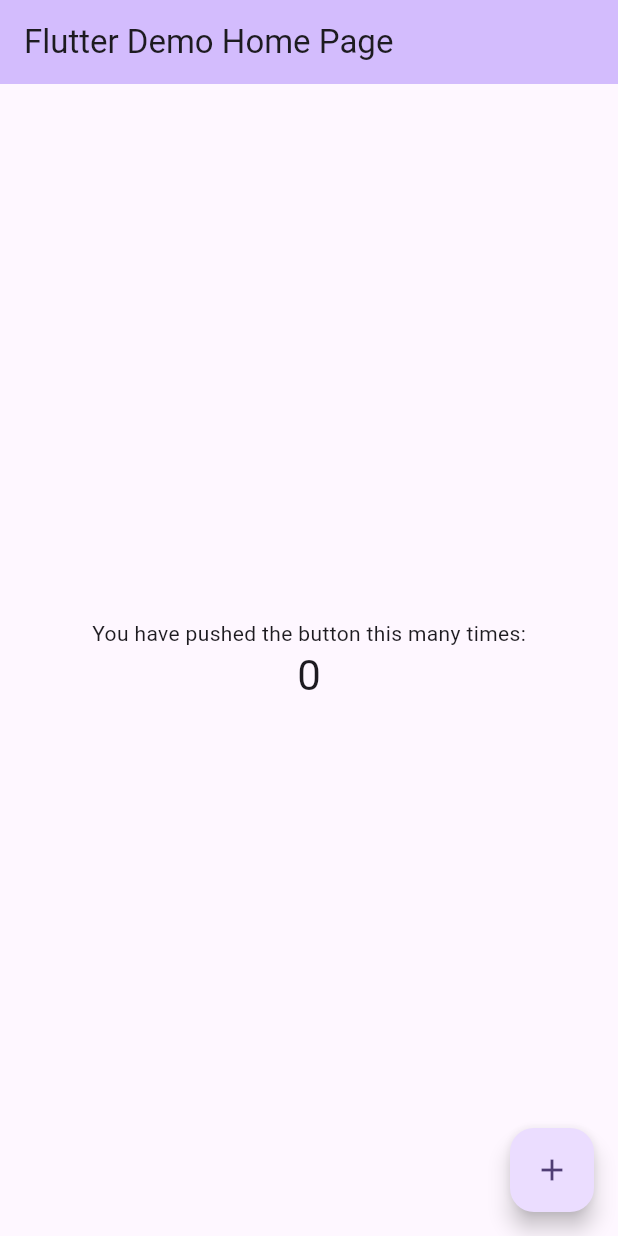
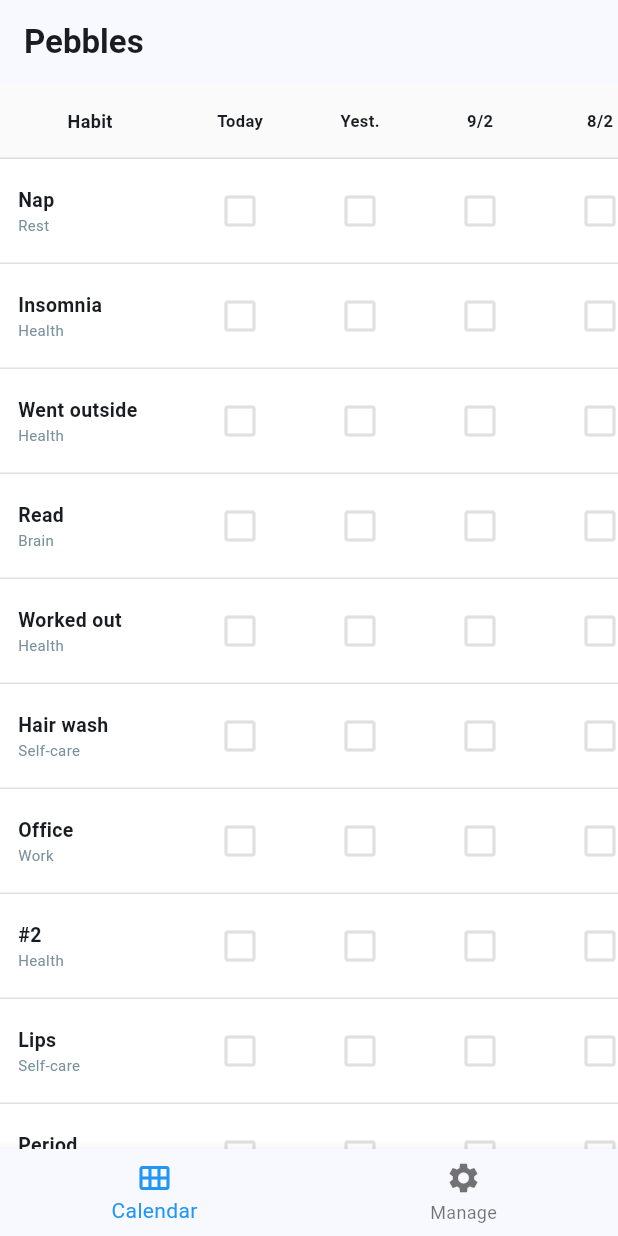
Before and after one commit to sarg3319/pebbles-habit-tracker, a Flutter app: the screen it shows after launch, on a phone screen of 412 x 824 dp. Run offline on Flutter 3.47's test engine with Material 3 defaults, Android fonts, the phone set to English and light mode, and no system bars.

Commit message:
Committed inital layout of the app, including the main screen with a list of habits and a floating action button to add new habits. The list is currently populated with dummy data for testing purposes. The app structure is set up to allow for future expansion, such as adding functionality to create, edit, and delete habits, as well as tracking habit completion. The main screen uses a ReorderableListView to allow users to rearrange their habits, and each habit is displayed as a ListTile with an icon, title, subtitle, and a trailing icon button for potential future actions. The floating action button is currently non-functional but is positioned for easy access to add new habits in the future.

```diff
--- a/lib/main.dart
+++ b/lib/main.dart
@@ -1,122 +1,296 @@
 import 'package:flutter/material.dart';
 
-void main() {
-  runApp(const MyApp());
-}
+void main() => runApp(const PebblesApp());
 
-class MyApp extends StatelessWidget {
-  const MyApp({super.key});
+class PebblesApp extends StatelessWidget {
+  const PebblesApp({super.key});
 
-  // This widget is the root of your application.
   @override
   Widget build(BuildContext context) {
     return MaterialApp(
-      title: 'Flutter Demo',
+      debugShowCheckedModeBanner: false,
       theme: ThemeData(
-        // This is the theme of your application.
-        //
-        // TRY THIS: Try running your application with "flutter run". You'll see
-        // the application has a purple toolbar. Then, without quitting the app,
-        // try changing the seedColor in the colorScheme below to Colors.green
-        // and then invoke "hot reload" (save your changes or press the "hot
-        // reload" button in a Flutter-supported IDE, or press "r" if you used
-        // the command line to start the app).
-        //
-        // Notice that the counter didn't reset back to zero; the application
-        // state is not lost during the reload. To reset the state, use hot
-        // restart instead.
-        //
-        // This works for code too, not just values: Most code changes can be
-        // tested with just a hot reload.
-        colorScheme: ColorScheme.fromSeed(seedColor: Colors.deepPurple),
+        useMaterial3: true,
+        colorSchemeSeed: Colors.blue,
+        scaffoldBackgroundColor: Colors.white,
       ),
-      home: const MyHomePage(title: 'Flutter Demo Home Page'),
+      home: const MainNavigationScreen(),
     );
   }
 }
 
-class MyHomePage extends StatefulWidget {
-  const MyHomePage({super.key, required this.title});
+class Habit {
+  String name;
+  String category;
+  List<bool> completionHistory;
+  Habit({required this.name, required this.category, required this.completionHistory});
+}
 
-  // This widget is the home page of your application. It is stateful, meaning
-  // that it has a State object (defined below) that contains fields that affect
-  // how it looks.
-
-  // This class is the configuration for the state. It holds the values (in this
-  // case the title) provided by the parent (in this case the App widget) and
-  // used by the build method of the State. Fields in a Widget subclass are
-  // always marked "final".
-
-  final String title;
+class MainNavigationScreen extends StatefulWidget {
+  const MainNavigationScreen({super.key});
 
   @override
-  State<MyHomePage> createState() => _MyHomePageState();
+  State<MainNavigationScreen> createState() => _MainNavigationScreenState();
 }
 
-class _MyHomePageState extends State<MyHomePage> {
-  int _counter = 0;
+class _MainNavigationScreenState extends State<MainNavigationScreen> {
+  int _selectedIndex = 0;
 
-  void _incrementCounter() {
+  late final List<Habit> globalHabits;
+
+  @override
+  void initState() {
+    super.initState();
+    globalHabits = [
+      {"name": "Nap", "cat": "Rest"},
+      {"name": "Insomnia", "cat": "Health"},
+      {"name": "Went outside", "cat": "Health"},
+      {"name": "Read", "cat": "Brain"},
+      {"name": "Worked out", "cat": "Health"},
+      {"name": "Hair wash", "cat": "Self-care"},
+      {"name": "Office", "cat": "Work"},
+      {"name": "#2", "cat": "Health"},
+      {"name": "Lips", "cat": "Self-care"},
+      {"name": "Period", "cat": "Health"},
+      {"name": "SD", "cat": "Other"},
+      {"name": "Placebo", "cat": "Health"},
+    ].map((h) => Habit(
+      name: h["name"]!,
+      category: h["cat"]!,
+      completionHistory: List.filled(14, false)
+    )).toList();
+  }
+
+  void _addHabit(String name, String category) {
     setState(() {
-      // This call to setState tells the Flutter framework that something has
-      // changed in this State, which causes it to rerun the build method below
-      // so that the display can reflect the updated values. If we changed
-      // _counter without calling setState(), then the build method would not be
-      // called again, and so nothing would appear to happen.
-      _counter++;
+      globalHabits.add(Habit(name: name, category: category, completionHistory: List.filled(14, false)));
+    });
+  }
+
+  void _removeHabit(int index) {
+    setState(() {
+      globalHabits.removeAt(index);
+    });
+  }
+
+  // NEW: Logic to handle the drag-and-drop
+  void _reorderHabits(int oldIndex, int newIndex) {
+    setState(() {
+      if (newIndex > oldIndex) newIndex -= 1;
+      final Habit item = globalHabits.removeAt(oldIndex);
+      globalHabits.insert(newIndex, item);
     });
   }
 
   @override
   Widget build(BuildContext context) {
-    // This method is rerun every time setState is called, for instance as done
-    // by the _incrementCounter method above.
-    //
-    // The Flutter framework has been optimized to make rerunning build methods
-    // fast, so that you can just rebuild anything that needs updating rather
-    // than having to individually change instances of widgets.
     return Scaffold(
-      appBar: AppBar(
-        // TRY THIS: Try changing the color here to a specific color (to
-        // Colors.amber, perhaps?) and trigger a hot reload to see the AppBar
-        // change color while the other colors stay the same.
-        backgroundColor: Theme.of(context).colorScheme.inversePrimary,
-        // Here we take the value from the MyHomePage object that was created by
-        // the App.build method, and use it to set our appbar title.
-        title: Text(widget.title),
+      body: IndexedStack(
+        index: _selectedIndex,
+        children: [
+          HabitCalendarScreen(habits: globalHabits),
+          EditHabitsScreen(
+            habits: globalHabits,
+            onAdd: _addHabit,
+            onDelete: _removeHabit,
+            onReorder: _reorderHabits, // Pass the new function
+          ),
+        ],
       ),
-      body: Center(
-        // Center is a layout widget. It takes a single child and positions it
-        // in the middle of the parent.
+      bottomNavigationBar: BottomNavigationBar(
+        currentIndex: _selectedIndex,
+        onTap: (index) => setState(() => _selectedIndex = index),
+        selectedItemColor: Colors.blue,
+        items: const [
+          BottomNavigationBarItem(icon: Icon(Icons.calendar_view_month), label: 'Calendar'),
+          BottomNavigationBarItem(icon: Icon(Icons.settings), label: 'Manage'),
+        ],
+      ),
+    );
+  }
+}
+
+// --- CALENDAR SCREEN (Stays the same as before) ---
+class HabitCalendarScreen extends StatefulWidget {
+  final List<Habit> habits;
+  const HabitCalendarScreen({super.key, required this.habits});
+  @override
+  State<HabitCalendarScreen> createState() => _HabitCalendarScreenState();
+}
+
+class _HabitCalendarScreenState extends State<HabitCalendarScreen> {
+  final int daysToDisplay = 14;
+  final ScrollController _headerScroll = ScrollController();
+  final List<ScrollController> _rowScrolls = [];
+
+  void _syncControllers() {
+    _rowScrolls.clear();
+    for (var i = 0; i < widget.habits.length; i++) {
+      _rowScrolls.add(ScrollController());
+    }
+  }
+
+  @override
+  void initState() {
+    super.initState();
+    _syncControllers();
+    _headerScroll.addListener(() {
+      for (var c in _rowScrolls) {
+        if (c.hasClients) c.jumpTo(_headerScroll.offset);
+      }
+    });
+  }
+
+  @override
+  Widget build(BuildContext context) {
+    if (_rowScrolls.length != widget.habits.length) _syncControllers();
+
+    return Scaffold(
+      appBar: AppBar(title: const Text("Pebbles", style: TextStyle(fontWeight: FontWeight.bold))),
+      body: SafeArea(
         child: Column(
-          // Column is also a layout widget. It takes a list of children and
-          // arranges them vertically. By default, it sizes itself to fit its
-          // children horizontally, and tries to be as tall as its parent.
-          //
-          // Column has various properties to control how it sizes itself and
-          // how it positions its children. Here we use mainAxisAlignment to
-          // center the children vertically; the main axis here is the vertical
-          // axis because Columns are vertical (the cross axis would be
-          // horizontal).
-          //
-          // TRY THIS: Invoke "debug painting" (choose the "Toggle Debug Paint"
-          // action in the IDE, or press "p" in the console), to see the
-          // wireframe for each widget.
-          mainAxisAlignment: MainAxisAlignment.center,
-          children: <Widget>[
-            const Text('You have pushed the button this many times:'),
-            Text(
-              '$_counter',
-              style: Theme.of(context).textTheme.headlineMedium,
+          children: [
+            Container(
+              height: 50,
+              decoration: BoxDecoration(color: Colors.grey[50], border: const Border(bottom: BorderSide(color: Colors.black12))),
+              child: Row(
+                children: [
+                  const SizedBox(width: 120, child: Center(child: Text("Habit", style: TextStyle(fontWeight: FontWeight.bold, fontSize: 12)))),
+                  Expanded(
+                    child: SingleChildScrollView(
+                      controller: _headerScroll,
+                      scrollDirection: Axis.horizontal,
+                      child: Row(
+                        children: List.generate(daysToDisplay, (i) {
+                          DateTime date = DateTime.now().subtract(Duration(days: i));
+                          String label = i == 0 ? "Today" : (i == 1 ? "Yest." : "${date.day}/${date.month}");
+                          return Container(width: 80, alignment: Alignment.center, child: Text(label, style: const TextStyle(fontWeight: FontWeight.bold, fontSize: 11)));
+                        }),
+                      ),
+                    ),
+                  ),
+                ],
+              ),
+            ),
+            Expanded(
+              child: ListView.builder(
+                itemCount: widget.habits.length,
+                itemBuilder: (context, index) {
+                  final h = widget.habits[index];
+                  return Container(
+                    height: 70,
+                    decoration: const BoxDecoration(border: Border(bottom: BorderSide(color: Colors.black12))),
+                    child: Row(
+                      children: [
+                        Container(
+                          width: 120, padding: const EdgeInsets.only(left: 12),
+                          child: Column(mainAxisAlignment: MainAxisAlignment.center, crossAxisAlignment: CrossAxisAlignment.start,
+                            children: [Text(h.name, style: const TextStyle(fontWeight: FontWeight.bold, fontSize: 13), overflow: TextOverflow.ellipsis), Text(h.category, style: TextStyle(fontSize: 10, color: Colors.blueGrey[400]))])
+                        ),
+                        Expanded(
+                          child: SingleChildScrollView(
+                            controller: _rowScrolls[index],
+                            scrollDirection: Axis.horizontal,
+                            physics: const NeverScrollableScrollPhysics(),
+                            child: Row(
+                              children: List.generate(daysToDisplay, (dIndex) =>
+                                GestureDetector(
+                                  onTap: () => setState(() => h.completionHistory[dIndex] = !h.completionHistory[dIndex]),
+                                  child: Container(width: 80, child: Icon(h.completionHistory[dIndex] ? Icons.check_box : Icons.check_box_outline_blank, color: h.completionHistory[dIndex] ? Colors.blue : Colors.black12, size: 28)))),
+                            ),
+                          ),
+                        ),
+                      ],
+                    ),
+                  );
+                },
+              ),
             ),
           ],
         ),
       ),
-      floatingActionButton: FloatingActionButton(
-        onPressed: _incrementCounter,
-        tooltip: 'Increment',
-        child: const Icon(Icons.add),
-      ), // This trailing comma makes auto-formatting nicer for build methods.
     );
   }
 }
+
+// --- UPDATED EDIT SCREEN (With Reordering!) ---
+class EditHabitsScreen extends StatefulWidget {
+  final List<Habit> habits;
+  final Function(String, String) onAdd;
+  final Function(int) onDelete;
+  final Function(int, int) onReorder; // New
+
+  const EditHabitsScreen({super.key, required this.habits, required this.onAdd, required this.onDelete, required this.onReorder});
+
+  @override
+  State<EditHabitsScreen> createState() => _EditHabitsScreenState();
+}
+
+class _EditHabitsScreenState extends State<EditHabitsScreen> {
+  @override
+  Widget build(BuildContext context) {
+    return Scaffold(
+      appBar: AppBar(title: const Text("Manage Habits")),
+      body: ReorderableListView.builder( // Switched to Reorderable!
+        itemCount: widget.habits.length,
+        onReorder: widget.onReorder,
+        itemBuilder: (context, index) {
+          final habit = widget.habits[index];
+          // Each item in a ReorderableListView MUST have a Key
+          return ListTile(
+            key: ValueKey(habit.name + index.toString()),
+            leading: const Icon(Icons.reorder),
+            title: Text(habit.name, style: const TextStyle(fontWeight: FontWeight.w500)),
+            subtitle: Text(habit.category),
+            trailing: IconButton(
+              icon: const Icon(Icons.delete_outline, color: Colors.redAccent),
+              onPressed: () => widget.onDelete(index),
+            ),
+          );
+        },
+      ),
+      floatingActionButton: FloatingActionButton.extended(
+        onPressed: () => _showAddDialog(context),
+        label: const Text("Add Habit"),
+        icon: const Icon(Icons.add),
+      ),
+    );
+  }
+
+  // (Add Dialog stays the same)
+  void _showAddDialog(BuildContext context) {
+    final nameController = TextEditingController();
+    String selectedCategory = "Health";
+    final categories = ["Health", "Work", "Self-care", "Brain", "Rest", "Other"];
+
+    showDialog(
+      context: context,
+      builder: (context) => StatefulBuilder(
+        builder: (context, setDialogState) => AlertDialog(
+          title: const Text("Add New Habit"),
+          content: Column(
+            mainAxisSize: MainAxisSize.min,
+            children: [
+              TextField(controller: nameController, autofocus: true, decoration: const InputDecoration(labelText: "Habit Name")),
+              const SizedBox(height: 20),
+              DropdownButtonFormField<String>(
+                value: selectedCategory,
+                items: categories.map((c) => DropdownMenuItem(value: c, child: Text(c))).toList(),
+                onChanged: (val) => setDialogState(() => selectedCategory = val!),
+              ),
+            ],
+          ),
+          actions: [
+            TextButton(onPressed: () => Navigator.pop(context), child: const Text("Cancel")),
+            ElevatedButton(onPressed: () {
+              if (nameController.text.isNotEmpty) {
+                widget.onAdd(nameController.text, selectedCategory);
+                Navigator.pop(context);
+              }
+            }, child: const Text("Add")),
+          ],
+        ),
+      ),
+    );
+  }
+}
```
Also changed, not shown: 5 other files.
